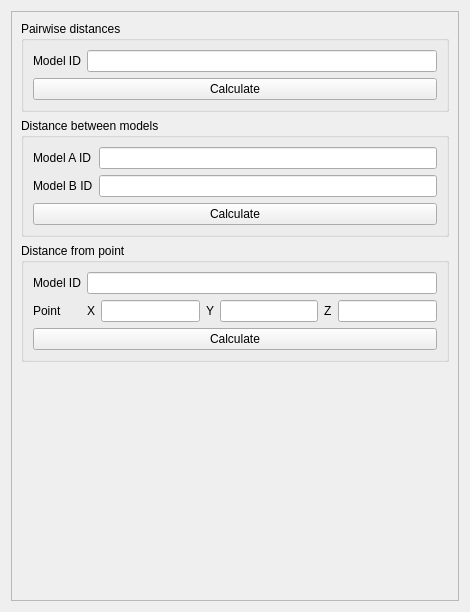
Before: the Qt Designer form src/distances.ui in TheWizier/Genome-Tools-for-ChimeraX, drawn with Qt 5.
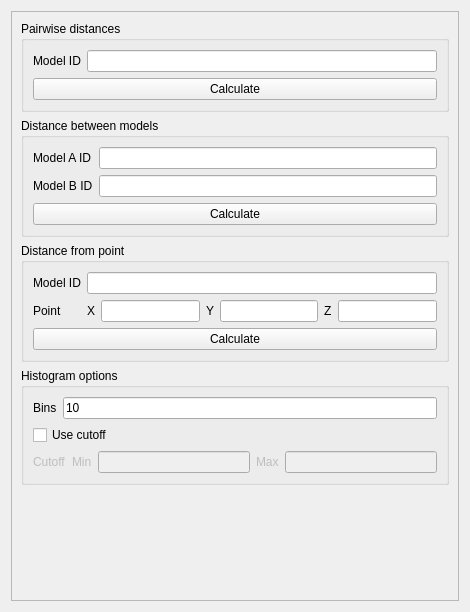
After: the same form once the commit is applied.

The edit to the form file:
```diff
--- a/src/distances.ui
+++ b/src/distances.ui
@@ -170,6 +170,92 @@
          </layout>
         </widget>
        </item>
+       <item>
+        <widget class="QGroupBox" name="groupBox_4">
+         <property name="title">
+          <string>Histogram options</string>
+         </property>
+         <layout class="QVBoxLayout" name="verticalLayout_6">
+          <item>
+           <layout class="QGridLayout" name="gridLayout_4">
+            <item row="0" column="0">
+             <widget class="QLabel" name="label_9">
+              <property name="text">
+               <string>Bins</string>
+              </property>
+             </widget>
+            </item>
+            <item row="0" column="1">
+             <widget class="QLineEdit" name="binCount">
+              <property name="text">
+               <string>10</string>
+              </property>
+             </widget>
+            </item>
+           </layout>
+          </item>
+          <item>
+           <widget class="QCheckBox" name="cutoffCheckBox">
+            <property name="text">
+             <string>Use cutoff</string>
+            </property>
+           </widget>
+          </item>
+          <item>
+           <widget class="QWidget" name="cutoffOptions" native="true">
+            <property name="enabled">
+             <bool>false</bool>
+            </property>
+            <layout class="QHBoxLayout" name="horizontalLayout_4">
+             <property name="leftMargin">
+              <number>0</number>
+             </property>
+             <property name="topMargin">
+              <number>0</number>
+             </property>
+             <property name="rightMargin">
+              <number>0</number>
+             </property>
+             <property name="bottomMargin">
+              <number>0</number>
+             </property>
+             <item>
+              <layout class="QHBoxLayout" name="horizontalLayout_3">
+               <item>
+                <widget class="QLabel" name="label_10">
+                 <property name="text">
+                  <string>Cutoff</string>
+                 </property>
+                </widget>
+               </item>
+               <item>
+                <widget class="QLabel" name="label_12">
+                 <property name="text">
+                  <string>Min</string>
+                 </property>
+                </widget>
+               </item>
+               <item>
+                <widget class="QLineEdit" name="cutoffMin"/>
+               </item>
+               <item>
+                <widget class="QLabel" name="label_11">
+                 <property name="text">
+                  <string>Max</string>
+                 </property>
+                </widget>
+               </item>
+               <item>
+                <widget class="QLineEdit" name="cutoffMax"/>
+               </item>
+              </layout>
+             </item>
+            </layout>
+           </widget>
+          </item>
+         </layout>
+        </widget>
+       </item>
        <item>
         <spacer name="verticalSpacer">
          <property name="orientation">
```
Left out of the diff: 19 changed lines with no effect on the pictures.
